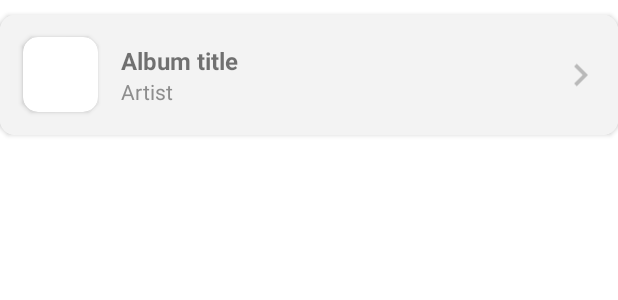
After one commit to Gbossard/musicApplication, an Android app: the layout favorite_albums_list.xml on its own in the app's theme, with its tools: preview values and no code run, on a phone screen of 412 x 824 dp. The commit adds this screen. Shown: the top 300 px of the screen. Run offline under Robolectric (Android 15) with nearby library versions, the phone set to English and light mode, and no system bars.

```diff
--- a/app/build.gradle
+++ b/app/build.gradle
@@ -30,7 +30,7 @@ android {
     }
     kotlinOptions {
         jvmTarget = '1.8'
-        freeCompilerArgs += '-Xjvm-default=compatibility'
+        freeCompilerArgs += '-Xjvm-default=all'
     }
     buildFeatures {
         viewBinding true
@@ -60,6 +60,7 @@ dependencies {
 
     implementation 'com.squareup.retrofit2:retrofit:2.9.0'
     implementation 'com.jakewharton.retrofit:retrofit2-kotlin-coroutines-adapter:0.9.2'
+
     implementation 'com.squareup.retrofit2:converter-gson:2.9.0'
     implementation 'com.squareup.okhttp3:okhttp:3.14.9'
     implementation 'com.squareup.picasso:picasso:2.5.2'
@@ -85,4 +86,6 @@ dependencies {
     implementation "org.jetbrains.kotlinx:kotlinx-coroutines-core:1.6.0"
     implementation "org.jetbrains.kotlinx:kotlinx-coroutines-android:1.6.0"
 
+    implementation "org.jetbrains.anko:anko-commons:0.10.5"
+
 }
--- a/app/src/main/java/com/example/musicapplication/ui/favorites/database/FavoriteDatabase.kt
+++ b/app/src/main/java/com/example/musicapplication/ui/favorites/database/FavoriteDatabase.kt
@@ -7,7 +7,9 @@ import androidx.room.RoomDatabase
 
 @Database(entities = [Artist::class], version = 1)
 abstract class FavoriteDatabase: RoomDatabase() {
-    abstract val favoriteDao: FavoriteDao
+    //abstract val favoriteDao: FavoriteDao
+    abstract fun favoriteDao(): FavoriteDao
+
 
     companion object {
         @Volatile
--- a/app/src/main/java/com/example/musicapplication/ui/favorites/models/FavoriteViewModelFactory.kt
+++ b/app/src/main/java/com/example/musicapplication/ui/favorites/models/FavoriteViewModelFactory.kt
@@ -4,7 +4,7 @@ import androidx.lifecycle.ViewModel
 import androidx.lifecycle.ViewModelProvider
 import com.example.musicapplication.ui.favorites.database.FavoriteRepository
 
-class FavoriteViewModelFactory(private val repository: FavoriteRepository): ViewModelProvider.Factory {
+class FavoriteViewModelFactory(private val repository: FavoriteRepository) : ViewModelProvider.Factory {
     @Target(*[AnnotationTarget.CLASS]) annotation class JvmDefaultWithoutCompatibility
     override fun <T : ViewModel> create(modelClass: Class<T>): T {
         if(modelClass.isAssignableFrom(FavoriteViewModel::class.java)){
--- /dev/null
+++ b/app/src/main/res/layout/favorite_albums_list.xml
@@ -0,0 +1,74 @@
+<?xml version="1.0" encoding="utf-8"?>
+<androidx.cardview.widget.CardView  xmlns:android="http://schemas.android.com/apk/res/android"
+    xmlns:tools="http://schemas.android.com/tools"
+    xmlns:app="http://schemas.android.com/apk/res-auto"
+    android:layout_width="match_parent"
+    android:layout_height="wrap_content"
+    app:cardCornerRadius="10dp"
+    android:elevation="10dp"
+    android:layout_marginVertical="10dp">
+
+    <LinearLayout
+        android:orientation="horizontal"
+        android:layout_width="match_parent"
+        android:layout_height="wrap_content"
+        android:background="#F3F3F3">
+
+        <androidx.cardview.widget.CardView
+            android:layout_width="50dp"
+            android:layout_height="50dp"
+            android:layout_gravity="center_vertical"
+            app:cardCornerRadius="10dp"
+            android:elevation="10dp"
+            android:layout_marginHorizontal="15dp">
+
+            <ImageView
+                android:id="@+id/picture"
+                android:layout_width="match_parent"
+                android:layout_height="match_parent"/>
+
+        </androidx.cardview.widget.CardView>
+
+        <LinearLayout
+            android:layout_width="match_parent"
+            android:layout_height="80dp"
+            android:orientation="horizontal"
+            android:gravity="center_vertical" >
+
+            <LinearLayout
+                android:layout_width="wrap_content"
+                android:layout_height="match_parent"
+                android:orientation="vertical"
+                android:gravity="center_vertical"
+                android:layout_weight="3">
+
+                <TextView
+                    android:id="@+id/album"
+                    android:layout_width="wrap_content"
+                    android:layout_height="wrap_content"
+                    android:text="Album title"
+                    android:textSize="16sp"
+                    android:textStyle="bold"/>
+
+                <TextView
+                    android:id="@+id/artist"
+                    android:layout_width="wrap_content"
+                    android:layout_height="wrap_content"
+                    android:text="Artist"
+                    android:textSize="14sp"
+                    android:textColor="#8D8D8D" />
+
+            </LinearLayout>
+
+            <ImageView
+                android:id="@+id/arrow"
+                android:layout_width="30dp"
+                android:layout_height="match_parent"
+                android:src="@drawable/ic_right"
+                android:layout_marginRight="10dp" />
+
+        </LinearLayout>
+
+    </LinearLayout>
+
+</androidx.cardview.widget.CardView>
--- a/app/src/main/res/layout/fragment_favorites.xml
+++ b/app/src/main/res/layout/fragment_favorites.xml
@@ -48,12 +48,6 @@ android:layout_height="wrap_content">
     <com.google.android.material.divider.MaterialDivider
         android:layout_width="match_parent"
         android:layout_height="1dp"
-        android:padding="20dp" />
-
-    <com.google.android.material.divider.MaterialDivider
-        android:layout_width="match_parent"
-        android:layout_height="1dp"
-        android:layout_marginTop="20dp"
         android:padding="20dp" />
 
     <TextView
```
Also changed, not shown: app/src/main/java/com/example/musicapplication/ui/favorites/FavoritesFragment.kt (+20 -4 lines), app/src/main/java/com/example/musicapplication/ui/favorites/adapters/FavoritesAdapter.kt (+115 -14 lines), app/src/main/java/com/example/musicapplication/ui/favorites/database/FavoriteApplication.kt (added, +8 -0 lines), app/src/main/java/com/example/musicapplication/ui/favorites/models/FavoriteRecyclerDataModel.kt (added, +27 -0 lines), app/src/main/java/com/example/musicapplication/ui/favorites/models/FavoriteViewModel.kt (+7 -3 lines), app/src/main/java/com/example/musicapplication/ui/rankings/ArtistDetailsActivity.kt (+13 -3 lines), app/src/main/java/com/example/musicapplication/ui/rankings/TitlesFragment.kt (+3 -4 lines), app/src/main/res/layout/activity_artist_details.xml (+5 -4 lines), app/src/main/res/layout/favorite_artists_list.xml (added, +70 -0 lines).
